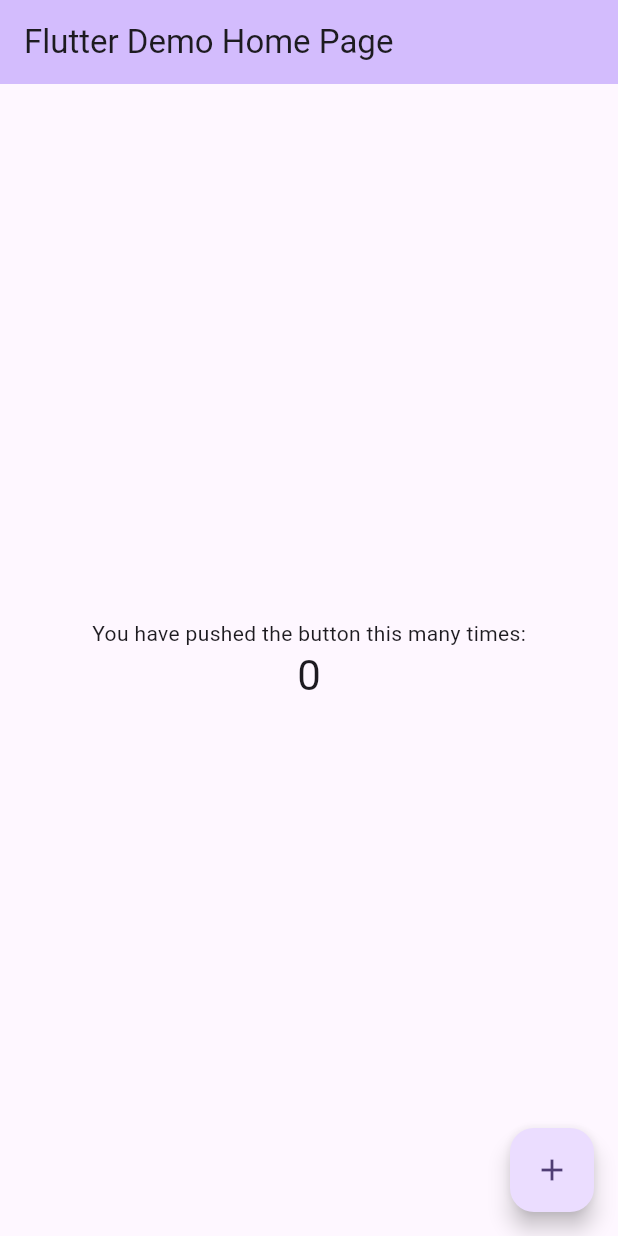
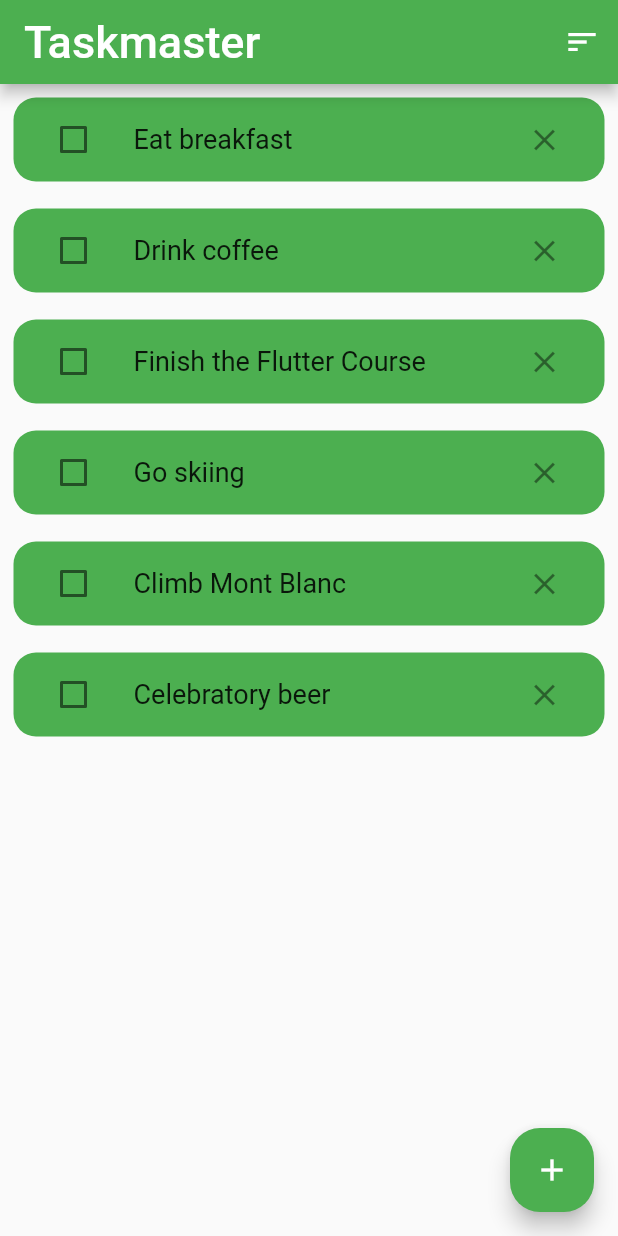
Before and after one commit to gu-tig333-ht23/gusskylca, a Flutter app: the screen it shows after launch, on a phone screen of 412 x 824 dp. Run offline on Flutter 3.47's test engine with Material 2 defaults, Android fonts, the phone set to English and light mode, and no system bars.

Commit message:
steg 1 avklarat. UI klart men inte all funktion

```diff
--- /dev/null
+++ b/lib/homepage.dart
@@ -0,0 +1,164 @@
+import 'package:flutter/material.dart';
+import 'newtask.dart';
+
+class HomePage extends StatelessWidget {
+  const HomePage({Key? key}) : super(key: key);
+
+  @override
+  Widget build(BuildContext context) {
+    return Scaffold(
+      appBar: AppBar(
+        backgroundColor: Colors.green,
+        title: Text(
+          'Taskmaster',
+          style: TextStyle(fontSize: 30),
+        ),
+        actions: <Widget>[
+          IconButton(
+            // Filter button
+            onPressed: () {
+              showDialog(
+                // Filter popup box
+                context: context,
+                builder: (BuildContext context) {
+                  return AlertDialog(
+                    scrollable: true,
+                    title: Text('Filer'),
+                    content: Padding(
+                      padding: EdgeInsets.all(10),
+                      child: Column(
+                        //Filter icons
+                        children: [
+                          Row(
+                            children: [
+                              Icon(Icons.check_box_outline_blank),
+                              Text('All'),
+                            ],
+                          ),
+                          Row(
+                            children: [
+                              Icon(Icons.check_box_outline_blank),
+                              Text('Done'),
+                            ],
+                          ),
+                          Row(
+                            children: [
+                              Icon(Icons.check_box_outline_blank),
+                              Text('Undone'),
+                            ],
+                          ),
+                        ],
+                      ),
+                    ),
+                  );
+                },
+              );
+            },
+            icon: Icon(Icons.sort),
+          ),
+        ],
+      ),
+      body: ListViewBuilder(), // Button to add task
+      floatingActionButton: FloatingActionButton(
+        shape: RoundedRectangleBorder(borderRadius: BorderRadius.circular(20)),
+        backgroundColor: Colors.green,
+        onPressed: () {
+          Navigator.push(
+            //Navigates to new screen
+            context,
+            MaterialPageRoute(builder: (context) => const AddTask()),
+          );
+        },
+        child: Icon(Icons.add),
+      ),
+    );
+  }
+}
+
+class TaskItem {
+  //Class for creating taskitem objects
+  String task;
+  bool completed;
+
+  TaskItem(this.task, this.completed);
+}
+
+class ListViewBuilder extends StatefulWidget {
+  ListViewBuilder({Key? key}) : super(key: key);
+
+  @override
+  ListViewBuilderState createState() => ListViewBuilderState();
+}
+
+class ListViewBuilderState extends State<ListViewBuilder> {
+  //List with tasks
+  List<TaskItem> tasks = [
+    TaskItem("Eat breakfast", false),
+    TaskItem("Drink coffee", false),
+    TaskItem("Finish the Flutter Course", false),
+    TaskItem("Go skiing", false),
+    TaskItem("Climb Mont Blanc", false),
+    TaskItem("Celebratory beer", false),
+  ];
+
+  @override
+  Widget build(BuildContext context) {
+    // Visualizing tasks from list
+    return Scaffold(
+      body: ListView.builder(
+        itemCount: tasks.length,
+        itemBuilder: (BuildContext context, int index) {
+          return Padding(
+            padding: EdgeInsets.all(9),
+            child: ListTile(
+              shape: RoundedRectangleBorder(
+                borderRadius: BorderRadius.circular(15),
+              ),
+              tileColor: Colors.green,
+              leading: Checkbox(
+                // Checkbox for checking task
+                value: tasks[index].completed,
+                onChanged: (bool? newValue) {
+                  setState(
+                    () {
+                      tasks[index].completed = newValue!;
+                    },
+                  );
+                },
+              ),
+              title: Row(
+                children: [
+                  Expanded(
+                    child: Text(
+                      // Task description
+                      tasks[index].task,
+                      style: TextStyle(
+                        fontSize: 18,
+                        decoration:
+                            tasks[index].completed // Cross out task when done
+                                ? TextDecoration.lineThrough
+                                : TextDecoration.none,
+                        decorationThickness: 4,
+                      ),
+                    ),
+                  ),
+                  IconButton(
+                    // Close/Delete task button
+                    icon: Icon(Icons.close),
+                    onPressed: () {
+                      setState(
+                        () {
+                          tasks.removeAt(index);
+                        },
+                      );
+                    },
+                  ),
+                ],
+              ),
+            ),
+          );
+        },
+      ),
+    );
+  }
+}
--- a/lib/main.dart
+++ b/lib/main.dart
@@ -1,4 +1,5 @@
 import 'package:flutter/material.dart';
+import 'homepage.dart';
 
 void main() {
   runApp(const MyApp());
@@ -7,119 +8,10 @@ void main() {
 class MyApp extends StatelessWidget {
   const MyApp({super.key});
 
-  // This widget is the root of your application.
   @override
   Widget build(BuildContext context) {
     return MaterialApp(
-      title: 'Flutter Demo',
-      theme: ThemeData(
-        // This is the theme of your application.
-        //
-        // TRY THIS: Try running your application with "flutter run". You'll see
-        // the application has a blue toolbar. Then, without quitting the app,
-        // try changing the seedColor in the colorScheme below to Colors.green
-        // and then invoke "hot reload" (save your changes or press the "hot
-        // reload" button in a Flutter-supported IDE, or press "r" if you used
-        // the command line to start the app).
-        //
-        // Notice that the counter didn't reset back to zero; the application
-        // state is not lost during the reload. To reset the state, use hot
-        // restart instead.
-        //
-        // This works for code too, not just values: Most code changes can be
-        // tested with just a hot reload.
-        colorScheme: ColorScheme.fromSeed(seedColor: Colors.deepPurple),
-        useMaterial3: true,
-      ),
-      home: const MyHomePage(title: 'Flutter Demo Home Page'),
+      home: HomePage(),
     );
   }
 }
-
-class MyHomePage extends StatefulWidget {
-  const MyHomePage({super.key, required this.title});
-
-  // This widget is the home page of your application. It is stateful, meaning
-  // that it has a State object (defined below) that contains fields that affect
-  // how it looks.
-
-  // This class is the configuration for the state. It holds the values (in this
-  // case the title) provided by the parent (in this case the App widget) and
-  // used by the build method of the State. Fields in a Widget subclass are
-  // always marked "final".
-
-  final String title;
-
-  @override
-  State<MyHomePage> createState() => _MyHomePageState();
-}
-
-class _MyHomePageState extends State<MyHomePage> {
-  int _counter = 0;
-
-  void _incrementCounter() {
-    setState(() {
-      // This call to setState tells the Flutter framework that something has
-      // changed in this State, which causes it to rerun the build method below
-      // so that the display can reflect the updated values. If we changed
-      // _counter without calling setState(), then the build method would not be
-      // called again, and so nothing would appear to happen.
-      _counter++;
-    });
-  }
-
-  @override
-  Widget build(BuildContext context) {
-    // This method is rerun every time setState is called, for instance as done
-    // by the _incrementCounter method above.
-    //
-    // The Flutter framework has been optimized to make rerunning build methods
-    // fast, so that you can just rebuild anything that needs updating rather
-    // than having to individually change instances of widgets.
-    return Scaffold(
-      appBar: AppBar(
-        // TRY THIS: Try changing the color here to a specific color (to
-        // Colors.amber, perhaps?) and trigger a hot reload to see the AppBar
-        // change color while the other colors stay the same.
-        backgroundColor: Theme.of(context).colorScheme.inversePrimary,
-        // Here we take the value from the MyHomePage object that was created by
-        // the App.build method, and use it to set our appbar title.
-        title: Text(widget.title),
-      ),
-      body: Center(
-        // Center is a layout widget. It takes a single child and positions it
-        // in the middle of the parent.
-        child: Column(
-          // Column is also a layout widget. It takes a list of children and
-          // arranges them vertically. By default, it sizes itself to fit its
-          // children horizontally, and tries to be as tall as its parent.
-          //
-          // Column has various properties to control how it sizes itself and
-          // how it positions its children. Here we use mainAxisAlignment to
-          // center the children vertically; the main axis here is the vertical
-          // axis because Columns are vertical (the cross axis would be
-          // horizontal).
-          //
-          // TRY THIS: Invoke "debug painting" (choose the "Toggle Debug Paint"
-          // action in the IDE, or press "p" in the console), to see the
-          // wireframe for each widget.
-          mainAxisAlignment: MainAxisAlignment.center,
-          children: <Widget>[
-            const Text(
-              'You have pushed the button this many times:',
-            ),
-            Text(
-              '$_counter',
-              style: Theme.of(context).textTheme.headlineMedium,
-            ),
-          ],
-        ),
-      ),
-      floatingActionButton: FloatingActionButton(
-        onPressed: _incrementCounter,
-        tooltip: 'Increment',
-        child: const Icon(Icons.add),
-      ), // This trailing comma makes auto-formatting nicer for build methods.
-    );
-  }
-}
```
Also changed, not shown: lib/newtask.dart (added, +45 -0 lines), pubspec.lock, 2 other files.
